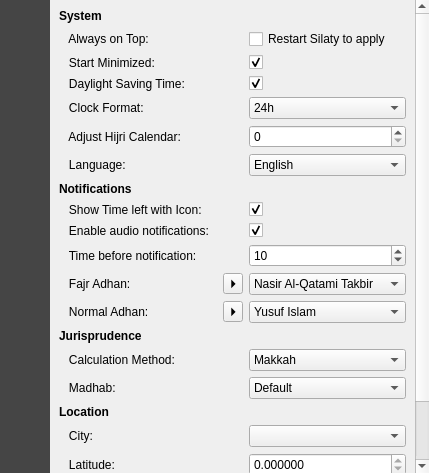
First picture: the form in mainwindow.ui, repository LinuxForGeeks/SilatyQt, before the edit.
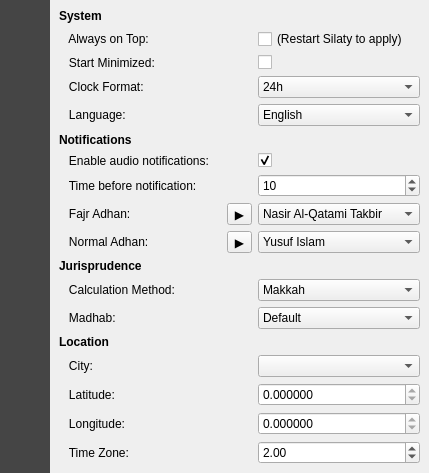
Second picture: the form after the edit. The open tabs and pages were chosen to show the change. Icons and pictures are not drawn.

Patch:
```diff
--- a/mainwindow.ui
+++ b/mainwindow.ui
@@ -617,26 +617,127 @@
            <property name="geometry">
             <rect>
              <x>0</x>
-             <y>0</y>
+             <y>-33</y>
              <width>356</width>
-             <height>581</height>
+             <height>506</height>
             </rect>
            </property>
            <layout class="QGridLayout" name="gridLayout_2">
             <item row="17" column="0">
-             <widget class="QLabel" name="sLocation">
-              <property name="font">
-               <font>
-                <bold>true</bold>
-               </font>
+             <widget class="QLabel" name="sLongitude">
+              <property name="text">
+               <string>   Longitude:</string>
               </property>
+             </widget>
+            </item>
+            <item row="9" column="2">
+             <widget class="QComboBox" name="sFAc">
+              <item>
+               <property name="text">
+                <string>Nasir Al-Qatami Takbir</string>
+               </property>
+              </item>
+              <item>
+               <property name="text">
+                <string>Muhammad Muhsen</string>
+               </property>
+              </item>
+              <item>
+               <property name="text">
+                <string>Azzam Douik Takbir</string>
+               </property>
+              </item>
+              <item>
+               <property name="text">
+                <string>Mishary Al-Afasy</string>
+               </property>
+              </item>
+              <item>
+               <property name="text">
+                <string>Azzam Douik</string>
+               </property>
+              </item>
+             </widget>
+            </item>
+            <item row="4" column="0">
+             <widget class="QLabel" name="sCF">
               <property name="text">
-               <string>Location</string>
+               <string>   Clock Format:</string>
               </property>
              </widget>
             </item>
-            <item row="19" column="2">
-             <widget class="QDoubleSpinBox" name="sLatituded">
+            <item row="10" column="2">
+             <widget class="QComboBox" name="sNAc">
+              <item>
+               <property name="text">
+                <string>Yusuf Islam</string>
+               </property>
+              </item>
+              <item>
+               <property name="text">
+                <string>Essam Al-Khan</string>
+               </property>
+              </item>
+              <item>
+               <property name="text">
+                <string>Nasir Al-Qatami Takbir</string>
+               </property>
+              </item>
+              <item>
+               <property name="text">
+                <string>Nasir Al-Qatami</string>
+               </property>
+              </item>
+              <item>
+               <property name="text">
+                <string>Azzam Douik Takbir</string>
+               </property>
+              </item>
+              <item>
+               <property name="text">
+                <string>Mishary Al-Afasy</string>
+               </property>
+              </item>
+              <item>
+               <property name="text">
+                <string>Al-Minshawi</string>
+               </property>
+              </item>
+              <item>
+               <property name="text">
+                <string>Abdul Basit</string>
+               </property>
+              </item>
+              <item>
+               <property name="text">
+                <string>Abdur Ra'uf</string>
+               </property>
+              </item>
+             </widget>
+            </item>
+            <item row="16" column="0">
+             <widget class="QLabel" name="sLatitude">
+              <property name="text">
+               <string>   Latitude:</string>
+              </property>
+             </widget>
+            </item>
+            <item row="13" column="0">
+             <widget class="QLabel" name="sMadhab">
+              <property name="text">
+               <string>   Madhab:</string>
+              </property>
+             </widget>
+            </item>
+            <item row="9" column="1">
+             <widget class="QToolButton" name="sFAt">
+              <property name="text">
+               <string>▶️</string>
+              </property>
+             </widget>
+            </item>
+            <item row="17" column="2">
+             <widget class="QDoubleSpinBox" name="sLongituded">
               <property name="readOnly">
                <bool>true</bool>
               </property>
@@ -648,7 +749,51 @@
               </property>
              </widget>
             </item>
+            <item row="1" column="0">
+             <widget class="QLabel" name="sAOT">
+              <property name="layoutDirection">
+               <enum>Qt::LeftToRight</enum>
+              </property>
+              <property name="text">
+               <string>   Always on Top:</string>
+              </property>
+              <property name="alignment">
+               <set>Qt::AlignLeading|Qt::AlignLeft|Qt::AlignVCenter</set>
+              </property>
+             </widget>
+            </item>
+            <item row="13" column="2">
+             <widget class="QComboBox" name="sMadhabc">
+              <item>
+               <property name="text">
+                <string>Default</string>
+               </property>
+              </item>
+              <item>
+               <property name="text">
+                <string>Hanafi</string>
+               </property>
+              </item>
+             </widget>
+            </item>
             <item row="15" column="2">
+             <widget class="QComboBox" name="sCc"/>
+            </item>
+            <item row="10" column="1">
+             <widget class="QToolButton" name="sNAt">
+              <property name="text">
+               <string>▶️</string>
+              </property>
+             </widget>
+            </item>
+            <item row="2" column="0">
+             <widget class="QLabel" name="sSM">
+              <property name="text">
+               <string>   Start Minimized:</string>
+              </property>
+             </widget>
+            </item>
+            <item row="12" column="2">
              <widget class="QComboBox" name="sCMc">
               <item>
                <property name="text">
@@ -677,31 +822,7 @@
               </item>
              </widget>
             </item>
-            <item row="7" column="2">
-             <widget class="QComboBox" name="sLc">
-              <item>
-               <property name="text">
-                <string>English</string>
-               </property>
-              </item>
-              <item>
-               <property name="text">
-                <string>Arabic</string>
-               </property>
-              </item>
-              <item>
-               <property name="text">
-                <string>French</string>
-               </property>
-              </item>
-              <item>
-               <property name="text">
-                <string>Spanish</string>
-               </property>
-              </item>
-             </widget>
-            </item>
-            <item row="8" column="0">
+            <item row="6" column="0">
              <widget class="QLabel" name="sNotifications">
               <property name="font">
                <font>
@@ -713,17 +834,10 @@
               </property>
              </widget>
             </item>
-            <item row="5" column="0">
-             <widget class="QLabel" name="sCF">
+            <item row="7" column="0">
+             <widget class="QLabel" name="sEAN">
               <property name="text">
-               <string>   Clock Format:</string>
-              </property>
-             </widget>
-            </item>
-            <item row="21" column="0">
-             <widget class="QLabel" name="sTZ">
-              <property name="text">
-               <string>   Time Zone:</string>
+               <string>   Enable audio notifications:</string>
               </property>
              </widget>
             </item>
@@ -733,47 +847,44 @@
                <string/>
               </property>
               <property name="checked">
-               <bool>true</bool>
-              </property>
-             </widget>
-            </item>
-            <item row="12" column="0">
-             <widget class="QLabel" name="sFA">
-              <property name="text">
-               <string>   Fajr Adhan:</string>
-              </property>
-             </widget>
-            </item>
-            <item row="13" column="0">
-             <widget class="QLabel" name="sNA">
-              <property name="text">
-               <string>   Normal Adhan:</string>
+               <bool>false</bool>
               </property>
              </widget>
             </item>
             <item row="18" column="2">
-             <widget class="QComboBox" name="sCc"/>
+             <widget class="QDoubleSpinBox" name="sTZd">
+              <property name="value">
+               <double>2.000000000000000</double>
+              </property>
+             </widget>
             </item>
-            <item row="0" column="0" colspan="3">
-             <widget class="QLabel" name="sSystem">
+            <item row="8" column="2">
+             <widget class="QSpinBox" name="sTBNs">
+              <property name="value">
+               <number>10</number>
+              </property>
+             </widget>
+            </item>
+            <item row="14" column="0">
+             <widget class="QLabel" name="sLocation">
               <property name="font">
                <font>
                 <bold>true</bold>
                </font>
               </property>
               <property name="text">
-               <string>System</string>
+               <string>Location</string>
               </property>
              </widget>
             </item>
-            <item row="13" column="1">
-             <widget class="QToolButton" name="sNAt">
+            <item row="5" column="0">
+             <widget class="QLabel" name="sL">
               <property name="text">
-               <string>⏵</string>
+               <string>   Language:</string>
               </property>
              </widget>
             </item>
-            <item row="10" column="2">
+            <item row="7" column="2">
              <widget class="QCheckBox" name="sEANc">
               <property name="text">
                <string/>
@@ -783,14 +894,14 @@
               </property>
              </widget>
             </item>
-            <item row="10" column="0">
-             <widget class="QLabel" name="sEAN">
+            <item row="8" column="0">
+             <widget class="QLabel" name="sTBN">
               <property name="text">
-               <string>   Enable audio notifications:</string>
+               <string>   Time before notification:</string>
               </property>
              </widget>
             </item>
-            <item row="5" column="2">
+            <item row="4" column="2">
              <widget class="QComboBox" name="sCFc">
               <item>
                <property name="text">
@@ -804,35 +915,98 @@
               </item>
              </widget>
             </item>
-            <item row="18" column="0">
+            <item row="16" column="2">
+             <widget class="QDoubleSpinBox" name="sLatituded">
+              <property name="readOnly">
+               <bool>true</bool>
+              </property>
+              <property name="decimals">
+               <number>6</number>
+              </property>
+              <property name="minimum">
+               <double>-99.000000000000000</double>
+              </property>
+             </widget>
+            </item>
+            <item row="9" column="0">
+             <widget class="QLabel" name="sFA">
+              <property name="text">
+               <string>   Fajr Adhan:</string>
+              </property>
+             </widget>
+            </item>
+            <item row="10" column="0">
+             <widget class="QLabel" name="sNA">
+              <property name="text">
+               <string>   Normal Adhan:</string>
+              </property>
+             </widget>
+            </item>
+            <item row="15" column="0">
              <widget class="QLabel" name="sCity">
               <property name="text">
                <string>   City:</string>
               </property>
              </widget>
             </item>
-            <item row="7" column="0">
-             <widget class="QLabel" name="sL">
-              <property name="text">
-               <string>   Language:</string>
-              </property>
-             </widget>
-            </item>
-            <item row="15" column="0">
+            <item row="12" column="0">
              <widget class="QLabel" name="sCM">
               <property name="text">
                <string>   Calculation Method:</string>
               </property>
              </widget>
             </item>
+            <item row="0" column="0" colspan="3">
+             <widget class="QLabel" name="sSystem">
+              <property name="font">
+               <font>
+                <bold>true</bold>
+               </font>
+              </property>
+              <property name="text">
+               <string>System</string>
+              </property>
+             </widget>
+            </item>
+            <item row="5" column="2">
+             <widget class="QComboBox" name="sLc">
+              <item>
+               <property name="text">
+                <string>English</string>
+               </property>
+              </item>
+              <item>
+               <property name="text">
+                <string>Arabic</string>
+               </property>
+              </item>
+              <item>
+               <property name="text">
+                <string>French</string>
+               </property>
+              </item>
+              <item>
+               <property name="text">
+                <string>Spanish</string>
+               </property>
+              </item>
+             </widget>
+            </item>
+            <item row="1" column="2">
+             <widget class="QCheckBox" name="sAOTc">
+              <property name="text">
+               <string>(Restart Silaty to apply)</string>
+              </property>
+             </widget>
+            </item>
+            <item row="18" column="0">
+             <widget class="QLabel" name="sTZ">
+              <property name="text">
+               <string>   Time Zone:</string>
+              </property>
+             </widget>
+            </item>
             <item row="11" column="0">
-             <widget class="QLabel" name="sTBN">
-              <property name="text">
-               <string>   Time before notification:</string>
-              </property>
-             </widget>
-            </item>
-            <item row="14" column="0">
              <widget class="QLabel" name="sJurisprudence">
               <property name="font">
                <font>
@@ -844,231 +1018,6 @@
               </property>
              </widget>
             </item>
-            <item row="21" column="2">
-             <widget class="QDoubleSpinBox" name="sTZd">
-              <property name="value">
-               <double>2.000000000000000</double>
-              </property>
-             </widget>
-            </item>
-            <item row="9" column="2">
-             <widget class="QCheckBox" name="sSTIc">
-              <property name="text">
-               <string/>
-              </property>
-              <property name="checked">
-               <bool>true</bool>
-              </property>
-             </widget>
-            </item>
-            <item row="12" column="1">
-             <widget class="QToolButton" name="sFAt">
-              <property name="text">
-               <string>⏵</string>
-              </property>
-             </widget>
-            </item>
-            <item row="6" column="0">
-             <widget class="QLabel" name="sAHC">
-              <property name="text">
-               <string>   Adjust Hijri Calendar:</string>
-              </property>
-             </widget>
-            </item>
-            <item row="2" column="0">
-             <widget class="QLabel" name="sSM">
-              <property name="text">
-               <string>   Start Minimized:</string>
-              </property>
-             </widget>
-            </item>
-            <item row="4" column="0">
-             <widget class="QLabel" name="sDST">
-              <property name="text">
-               <string>   Daylight Saving Time:</string>
-              </property>
-             </widget>
-            </item>
-            <item row="9" column="0">
-             <widget class="QLabel" name="sSTI">
-              <property name="text">
-               <string>   Show Time left with Icon:</string>
-              </property>
-             </widget>
-            </item>
-            <item row="16" column="2">
-             <widget class="QComboBox" name="sMadhabc">
-              <item>
-               <property name="text">
-                <string>Default</string>
-               </property>
-              </item>
-              <item>
-               <property name="text">
-                <string>Hanafi</string>
-               </property>
-              </item>
-             </widget>
-            </item>
-            <item row="16" column="0">
-             <widget class="QLabel" name="sMadhab">
-              <property name="text">
-               <string>   Madhab:</string>
-              </property>
-             </widget>
-            </item>
-            <item row="20" column="2">
-             <widget class="QDoubleSpinBox" name="sLongituded">
-              <property name="readOnly">
-               <bool>true</bool>
-              </property>
-              <property name="decimals">
-               <number>6</number>
-              </property>
-              <property name="minimum">
-               <double>-99.000000000000000</double>
-              </property>
-             </widget>
-            </item>
-            <item row="19" column="0">
-             <widget class="QLabel" name="sLatitude">
-              <property name="text">
-               <string>   Latitude:</string>
-              </property>
-             </widget>
-            </item>
-            <item row="13" column="2">
-             <widget class="QComboBox" name="sNAc">
-              <item>
-               <property name="text">
-                <string>Yusuf Islam</string>
-               </property>
-              </item>
-              <item>
-               <property name="text">
-                <string>Essam Al-Khan</string>
-               </property>
-              </item>
-              <item>
-               <property name="text">
-                <string>Nasir Al-Qatami Takbir</string>
-               </property>
-              </item>
-              <item>
-               <property name="text">
-                <string>Nasir Al-Qatami</string>
-               </property>
-              </item>
-              <item>
-               <property name="text">
-                <string>Azzam Douik Takbir</string>
-               </property>
-              </item>
-              <item>
-               <property name="text">
-                <string>Mishary Al-Afasy</string>
-               </property>
-              </item>
-              <item>
-               <property name="text">
-                <string>Al-Minshawi</string>
-               </property>
-              </item>
-              <item>
-               <property name="text">
-                <string>Abdul Basit</string>
-               </property>
-              </item>
-              <item>
-               <property name="text">
-                <string>Abdur Ra'uf</string>
-               </property>
-              </item>
-             </widget>
-            </item>
-            <item row="1" column="2">
-             <widget class="QCheckBox" name="sAOTc">
-              <property name="text">
-               <string>Restart Silaty to apply</string>
-              </property>
-             </widget>
-            </item>
-            <item row="6" column="2">
-             <widget class="QSpinBox" name="sAHCs">
-              <property name="layoutDirection">
-               <enum>Qt::LeftToRight</enum>
-              </property>
-              <property name="alignment">
-               <set>Qt::AlignLeading|Qt::AlignLeft|Qt::AlignVCenter</set>
-              </property>
-             </widget>
-            </item>
-            <item row="12" column="2">
-             <widget class="QComboBox" name="sFAc">
-              <item>
-               <property name="text">
-                <string>Nasir Al-Qatami Takbir</string>
-               </property>
-              </item>
-              <item>
-               <property name="text">
-                <string>Muhammad Muhsen</string>
-               </property>
-              </item>
-              <item>
-               <property name="text">
-                <string>Azzam Douik Takbir</string>
-               </property>
-              </item>
-              <item>
-               <property name="text">
-                <string>Mishary Al-Afasy</string>
-               </property>
-              </item>
-              <item>
-               <property name="text">
-                <string>Azzam Douik</string>
-               </property>
-              </item>
-             </widget>
-            </item>
-            <item row="20" column="0">
-             <widget class="QLabel" name="sLongitude">
-              <property name="text">
-               <string>   Longitude:</string>
-              </property>
-             </widget>
-            </item>
-            <item row="4" column="2">
-             <widget class="QCheckBox" name="sDSTc">
-              <property name="text">
-               <string/>
-              </property>
-              <property name="checked">
-               <bool>true</bool>
-              </property>
-             </widget>
-            </item>
-            <item row="11" column="2">
-             <widget class="QSpinBox" name="sTBNs">
-              <property name="value">
-               <number>10</number>
-              </property>
-             </widget>
-            </item>
-            <item row="1" column="0">
-             <widget class="QLabel" name="sAOT">
-              <property name="layoutDirection">
-               <enum>Qt::LeftToRight</enum>
-              </property>
-              <property name="text">
-               <string>   Always on Top:</string>
-              </property>
-              <property name="alignment">
-               <set>Qt::AlignLeading|Qt::AlignLeft|Qt::AlignVCenter</set>
-              </property>
-             </widget>
-            </item>
            </layout>
           </widget>
          </widget>
```
Left out of the diff: 2 changed lines with no effect on the pictures.
